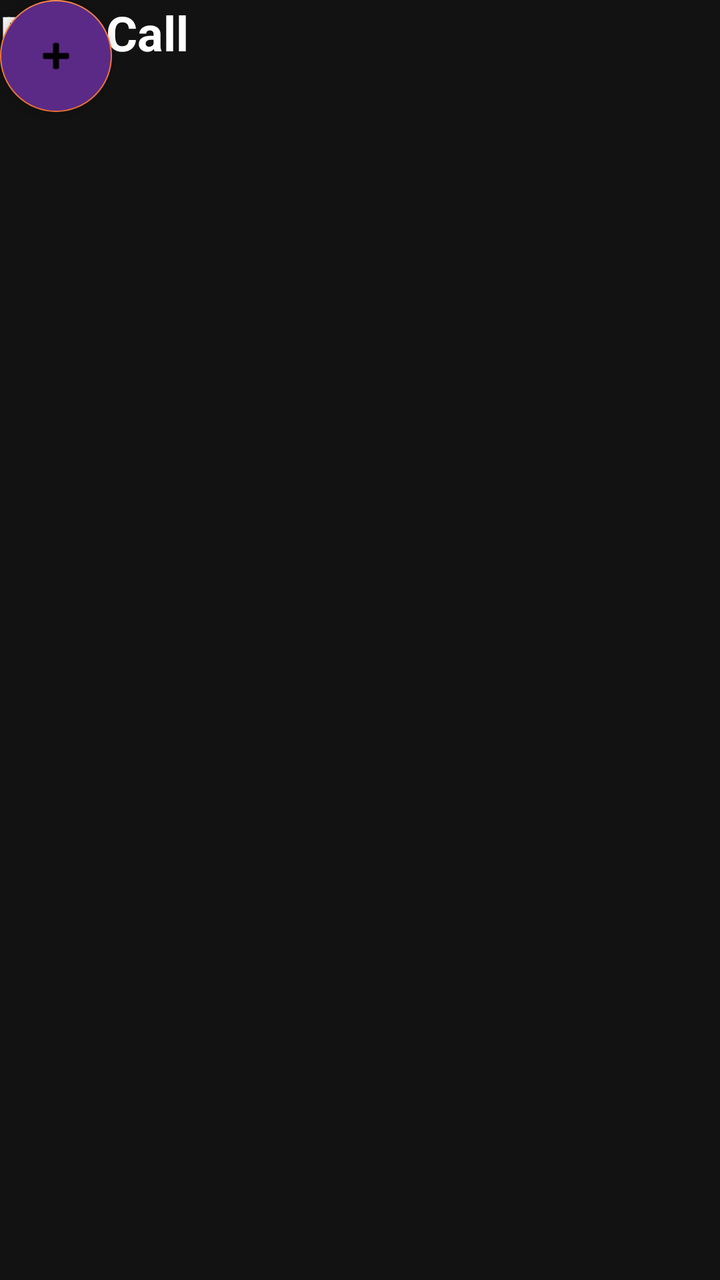
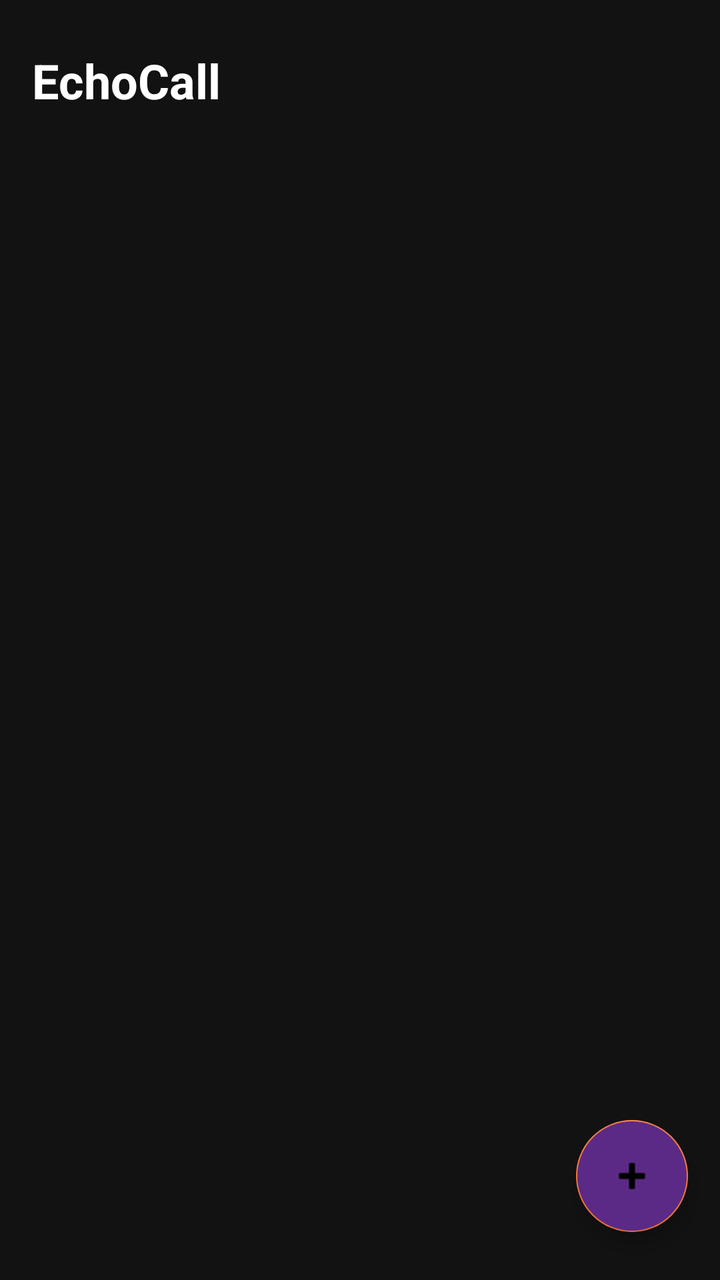

Before-and-after screenshots of an Android layout around one commit, followed by the original layout XML and the change that was made.
<!-- AndroidManifest.xml: application theme Theme.EchoCall -->
<!-- res/layout/activity_main.xml -->
<?xml version="1.0" encoding="utf-8"?>
<androidx.constraintlayout.widget.ConstraintLayout xmlns:android="http://schemas.android.com/apk/res/android"
    xmlns:app="http://schemas.android.com/apk/res/app"
    android:layout_width="match_parent"
    android:layout_height="match_parent"
    android:background="@color/bg_dark">

    <TextView
        android:id="@+id/tvTitle"
        android:layout_width="0dp"
        android:layout_height="wrap_content"
        android:layout_marginTop="24dp"
        android:layout_marginStart="16dp"
        android:text="@string/app_name"
        android:textColor="@color/white"
        android:textSize="24sp"
        android:textStyle="bold"
        app:layout_constraintTop_toTopOf="parent"
        app:layout_constraintStart_toStartOf="parent"
        app:layout_constraintEnd_toEndOf="parent" />

    <androidx.recyclerview.widget.RecyclerView
        android:id="@+id/rvContacts"
        android:layout_width="0dp"
        android:layout_height="0dp"
        android:layout_marginTop="16dp"
        android:clipToPadding="false"
        android:paddingBottom="80dp"
        app:layout_constraintTop_toBottomOf="@id/tvTitle"
        app:layout_constraintBottom_toBottomOf="parent"
        app:layout_constraintStart_toStartOf="parent"
        app:layout_constraintEnd_toEndOf="parent" />

    <TextView
        android:id="@+id/tvEmpty"
        android:layout_width="wrap_content"
        android:layout_height="wrap_content"
        android:text="No contacts yet"
        android:textColor="#888888"
        android:visibility="gone"
        app:layout_constraintTop_toTopOf="parent"
        app:layout_constraintBottom_toBottomOf="parent"
        app:layout_constraintStart_toStartOf="parent"
        app:layout_constraintEnd_toEndOf="parent" />

    <com.google.android.material.floatingactionbutton.FloatingActionButton
        android:id="@+id/fabAddContact"
        android:layout_width="wrap_content"
        android:layout_height="wrap_content"
        android:layout_marginEnd="16dp"
        android:layout_marginBottom="24dp"
        android:backgroundTint="@color/echo_purple"
        android:contentDescription="Add contact"
        android:src="@android:drawable/ic_input_add"
        app:layout_constraintBottom_toBottomOf="parent"
        app:layout_constraintEnd_toEndOf="parent" />

</androidx.constraintlayout.widget.ConstraintLayout>
<!-- resources referenced by this layout -->
<resources>
  <color name="bg_dark">#121212</color>
  <color name="echo_purple">#5B2A86</color>
  <color name="white">#FFFFFFFF</color>
  <string name="app_name">EchoCall</string>
  <style name="Theme.EchoCall" parent="Theme.MaterialComponents.DayNight.NoActionBar">
          <item name="colorPrimary">@color/echo_purple</item>
          <item name="colorPrimaryVariant">@color/echo_pink</item>
          <item name="colorOnPrimary">@color/white</item>
          <item name="colorSecondary">@color/echo_orange</item>
          <item name="android:statusBarColor">@color/bg_dark</item>
          <item name="android:windowBackground">@color/bg_dark</item>
      </style>
  <color name="echo_pink">#E1306C</color>
  <color name="echo_orange">#F77737</color>
</resources>

<!-- the commit's change to res/layout/activity_main.xml (unified diff, before → after) -->
@@ -1,6 +1,6 @@
 <?xml version="1.0" encoding="utf-8"?>
 <androidx.constraintlayout.widget.ConstraintLayout xmlns:android="http://schemas.android.com/apk/res/android"
-    xmlns:app="http://schemas.android.com/apk/res/app"
+    xmlns:app="http://schemas.android.com/apk/res-auto"
     android:layout_width="match_parent"
     android:layout_height="match_parent"
     android:background="@color/bg_dark">
